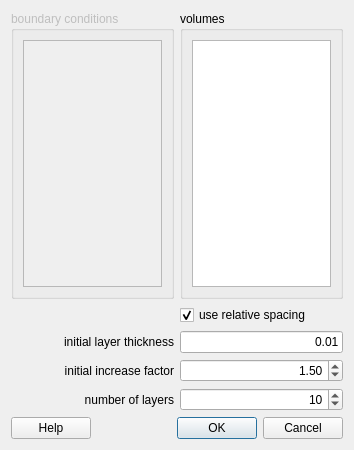
Old version of the form src/libengrid/guidivideboundarylayer.ui in the repository enGits/engrid.
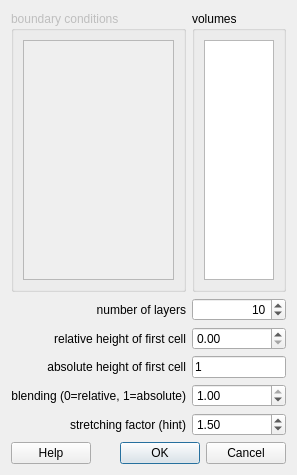
New version of the form. Icons and pictures are not drawn.

Commit message: improved num layers and stretching

```diff
--- a/src/libengrid/guidivideboundarylayer.ui
+++ b/src/libengrid/guidivideboundarylayer.ui
@@ -6,8 +6,8 @@
    <rect>
     <x>0</x>
     <y>0</y>
-    <width>354</width>
-    <height>450</height>
+    <width>294</width>
+    <height>475</height>
    </rect>
   </property>
   <property name="windowTitle">
@@ -64,20 +64,33 @@
      </layout>
     </widget>
    </item>
+   <item row="1" column="0">
+    <widget class="QLabel" name="label_2">
+     <property name="text">
+      <string>number of layers</string>
+     </property>
+     <property name="alignment">
+      <set>Qt::AlignRight|Qt::AlignTrailing|Qt::AlignVCenter</set>
+     </property>
+    </widget>
+   </item>
    <item row="1" column="1">
-    <widget class="QCheckBox" name="checkBoxH">
-     <property name="text">
-      <string>use relative spacing</string>
+    <widget class="QSpinBox" name="spinBoxLayers">
+     <property name="alignment">
+      <set>Qt::AlignRight|Qt::AlignTrailing|Qt::AlignVCenter</set>
      </property>
-     <property name="checked">
-      <bool>true</bool>
+     <property name="minimum">
+      <number>3</number>
+     </property>
+     <property name="value">
+      <number>10</number>
      </property>
     </widget>
    </item>
    <item row="2" column="0">
-    <widget class="QLabel" name="label">
+    <widget class="QLabel" name="label_3">
      <property name="text">
-      <string>initial layer thickness</string>
+      <string>relative height of first cell</string>
      </property>
      <property name="alignment">
       <set>Qt::AlignRight|Qt::AlignTrailing|Qt::AlignVCenter</set>
@@ -85,19 +98,19 @@
     </widget>
    </item>
    <item row="2" column="1">
-    <widget class="QLineEdit" name="lineEditH">
-     <property name="text">
-      <string>0.01</string>
+    <widget class="QDoubleSpinBox" name="doubleSpinBoxHeight">
+     <property name="maximum">
+      <double>5.000000000000000</double>
      </property>
-     <property name="alignment">
-      <set>Qt::AlignRight|Qt::AlignTrailing|Qt::AlignVCenter</set>
+     <property name="singleStep">
+      <double>0.050000000000000</double>
      </property>
     </widget>
    </item>
    <item row="3" column="0">
-    <widget class="QLabel" name="label_3">
+    <widget class="QLabel" name="label_5">
      <property name="text">
-      <string>initial increase factor</string>
+      <string>absolute height of first cell</string>
      </property>
      <property name="alignment">
       <set>Qt::AlignRight|Qt::AlignTrailing|Qt::AlignVCenter</set>
@@ -105,28 +118,16 @@
     </widget>
    </item>
    <item row="3" column="1">
-    <widget class="QDoubleSpinBox" name="doubleSpinBoxF">
-     <property name="alignment">
-      <set>Qt::AlignRight|Qt::AlignTrailing|Qt::AlignVCenter</set>
-     </property>
-     <property name="minimum">
-      <double>1.000000000000000</double>
-     </property>
-     <property name="maximum">
-      <double>10.000000000000000</double>
-     </property>
-     <property name="singleStep">
-      <double>0.100000000000000</double>
-     </property>
-     <property name="value">
-      <double>1.500000000000000</double>
+    <widget class="QLineEdit" name="lineEditAbsolute">
+     <property name="text">
+      <string>1</string>
      </property>
     </widget>
    </item>
    <item row="4" column="0">
-    <widget class="QLabel" name="label_2">
+    <widget class="QLabel" name="label_8">
      <property name="text">
-      <string>number of layers</string>
+      <string>blending (0=relative, 1=absolute)</string>
      </property>
      <property name="alignment">
       <set>Qt::AlignRight|Qt::AlignTrailing|Qt::AlignVCenter</set>
@@ -134,19 +135,45 @@
     </widget>
    </item>
    <item row="4" column="1">
-    <widget class="QSpinBox" name="spinBoxLayers">
+    <widget class="QDoubleSpinBox" name="doubleSpinBoxBlending">
+     <property name="maximum">
+      <double>1.000000000000000</double>
+     </property>
+     <property name="singleStep">
+      <double>0.100000000000000</double>
+     </property>
+     <property name="value">
+      <double>1.000000000000000</double>
+     </property>
+    </widget>
+   </item>
+   <item row="5" column="0">
+    <widget class="QLabel" name="label_6">
+     <property name="text">
+      <string>stretching factor (hint)</string>
+     </property>
      <property name="alignment">
       <set>Qt::AlignRight|Qt::AlignTrailing|Qt::AlignVCenter</set>
      </property>
+    </widget>
+   </item>
+   <item row="5" column="1">
+    <widget class="QDoubleSpinBox" name="doubleSpinBoxStretching">
      <property name="minimum">
-      <number>3</number>
+      <double>0.500000000000000</double>
+     </property>
+     <property name="maximum">
+      <double>3.000000000000000</double>
+     </property>
+     <property name="singleStep">
+      <double>0.050000000000000</double>
      </property>
      <property name="value">
-      <number>10</number>
+      <double>1.500000000000000</double>
      </property>
     </widget>
    </item>
-   <item row="5" column="0" colspan="2">
+   <item row="6" column="0" colspan="2">
     <layout class="QHBoxLayout" name="horizontalLayout">
      <item>
       <widget class="QPushButton" name="pushButtonHelp">
```
Left out of the diff: 4 changed lines with no effect on the pictures. The commit also changes 10 other files.
